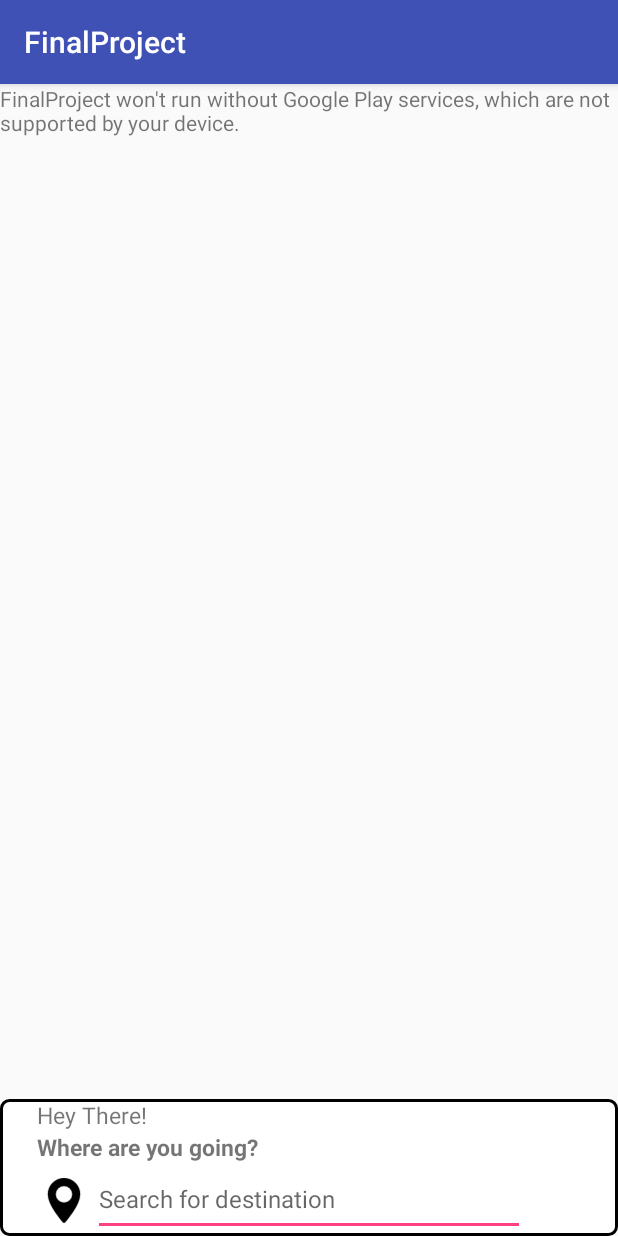
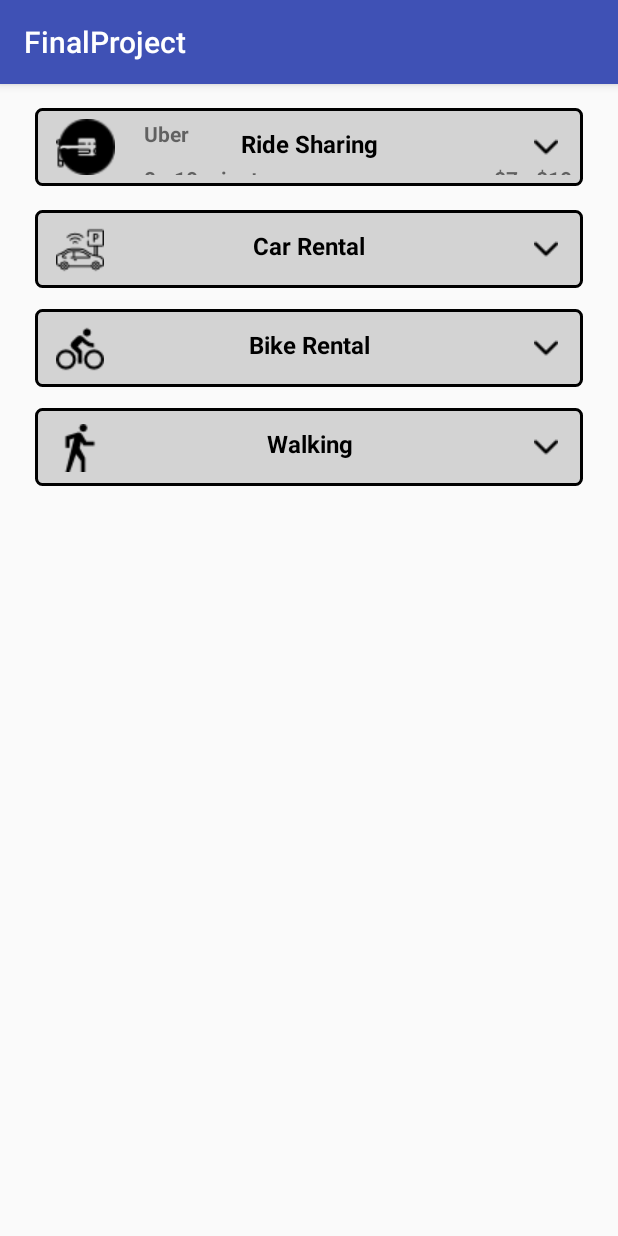
Before and after one commit to BorjaGD94/FinalProject, an Android app: the screen it shows after launch (MainActivity before the commit, ServicesActivity after it), on a phone screen of 412 x 824 dp. Run offline under Robolectric (Android 15) with nearby library versions, the phone set to English and light mode, and no system bars.

Commit message:
Address working!!

```diff
--- a/app/src/main/AndroidManifest.xml
+++ b/app/src/main/AndroidManifest.xml
@@ -18,7 +18,7 @@
             android:name="org.apache.http.legacy"
             android:required="false" />
 
-        <activity android:name=".MainActivity">
+        <activity android:name=".ServicesActivity">
             <intent-filter>
                 <action android:name="android.intent.action.MAIN" />
 
@@ -31,7 +31,7 @@
             android:value="AIzaSyBl5T6cMmQC0Zxi8rY1lXW1KH2sFJkCb6Y" />
 
         <activity android:name=".SearchActivity" />
-        <activity android:name=".ServicesActivity"></activity>
+        <activity android:name=".MainActivity"></activity>
     </application>
 
 </manifest>
--- /dev/null
+++ b/app/src/main/java/com/example/borja/finalproject/CustomAdapter.java
@@ -0,0 +1,71 @@
+package com.example.borja.finalproject;
+
+import android.content.Context;
+import android.support.annotation.NonNull;
+import android.support.annotation.Nullable;
+import android.view.LayoutInflater;
+import android.view.View;
+import android.view.ViewGroup;
+import android.widget.ArrayAdapter;
+import android.widget.ImageView;
+import android.widget.TextView;
+
+public class CustomAdapter extends ArrayAdapter<String> {
+
+    int[] spinnerIcons;
+    String[] spinnerNames;
+    String[] spinnerTimes;
+    String[] spinnerPrices;
+    Context mContext;
+
+    public CustomAdapter(@NonNull Context context, String[] serviceNames, int[] serviceIcons, String[] serviceTimes, String[] servicePrices) {
+        super(context, R.layout.custom_spinner_layout);
+        this.spinnerIcons = serviceIcons;
+        this.spinnerNames = serviceNames;
+        this.spinnerTimes = serviceTimes;
+        this.spinnerPrices = servicePrices;
+        this.mContext = context;
+    }
+
+    @Override
+    public int getCount() {
+        return spinnerNames.length;
+    }
+
+    @NonNull
+    @Override
+    public View getView(int position, @Nullable View convertView, @NonNull ViewGroup parent) {
+        ViewHolder mViewHolder = new ViewHolder();
+        if (convertView == null) {
+            LayoutInflater mInflater = (LayoutInflater) mContext.
+                    getSystemService(Context.LAYOUT_INFLATER_SERVICE);
+            convertView = mInflater.inflate(R.layout.custom_spinner_layout, parent, false);
+            mViewHolder.mIcon = (ImageView) convertView.findViewById(R.id.serviceIcon);
+            mViewHolder.mName = (TextView) convertView.findViewById(R.id.serviceName);
+            mViewHolder.mTime = (TextView) convertView.findViewById(R.id.waitingTime);
+            mViewHolder.mPrice = (TextView) convertView.findViewById(R.id.priceEstimate);
+            convertView.setTag(mViewHolder);
+        } else {
+            mViewHolder = (ViewHolder) convertView.getTag();
+        }
+        mViewHolder.mIcon.setImageResource(spinnerIcons[position]);
+        mViewHolder.mName.setText(spinnerNames[position]);
+        mViewHolder.mTime.setText(spinnerTimes[position]);
+        mViewHolder.mPrice.setText(spinnerPrices[position]);
+
+        return convertView;
+    }
+
+    @Override
+    public View getDropDownView(int position, @Nullable View convertView, @NonNull ViewGroup parent) {
+        return getView(position, convertView, parent);
+    }
+
+
+    private static class ViewHolder {
+        ImageView mIcon;
+        TextView mName;
+        TextView mTime;
+        TextView mPrice;
+    }
+}
--- a/app/src/main/java/com/example/borja/finalproject/GoogleGeoCodeResponse.java
+++ b/app/src/main/java/com/example/borja/finalproject/GoogleGeoCodeResponse.java
@@ -1,4 +1,5 @@
 package com.example.borja.finalproject;
+
 
 import com.fasterxml.jackson.annotation.JsonIgnoreProperties;
 
@@ -24,6 +25,7 @@ class results{
 }
 
 class geometry{
+
     public bounds bounds;
     public String location_type ;
     public location location;
--- a/app/src/main/java/com/example/borja/finalproject/ServicesActivity.java
+++ b/app/src/main/java/com/example/borja/finalproject/ServicesActivity.java
@@ -1,7 +1,8 @@
 package com.example.borja.finalproject;
 
+import android.os.Bundle;
 import android.support.v7.app.AppCompatActivity;
-import android.os.Bundle;
+import android.widget.Spinner;
 
 public class ServicesActivity extends AppCompatActivity {
 
@@ -9,5 +10,31 @@ public class ServicesActivity extends AppCompatActivity {
     protected void onCreate(Bundle savedInstanceState) {
         super.onCreate(savedInstanceState);
         setContentView(R.layout.activity_services);
+
+        String[] spinnerNames;
+        String[] emptyName = new String[]{""};;
+        String[] spinnerTimes;
+        String[] emptyTime = new String[]{""};
+        String[] spinnerPrices;
+        String[] emptyPrice = new String[]{""};
+        int[] spinnerIcons;
+        int[] emptyIcon = new int[]{R.drawable.empty};
+        Spinner mSpinner;
+        boolean isUserInteracting = false;
+
+        mSpinner = (Spinner) findViewById(R.id.spinner);
+
+        spinnerNames = new String[]{"Uber", "Lyft", "Via"};
+        spinnerTimes = new String[]{"8 - 10 minutes", "8 - 10 minutes", "8 - 10 minutes"};
+        spinnerPrices = new String[]{"$7 - $10",  "$6 - $10,5", "$5 - $9,6"};
+        spinnerIcons = new int[]{R.drawable.uber_32
+                , R.drawable.lyft_32
+                , R.drawable.via_32 };
+
+        CustomAdapter mCustomAdapter = new CustomAdapter(ServicesActivity.this, spinnerNames, spinnerIcons, spinnerTimes, spinnerPrices);
+        mSpinner.setAdapter(mCustomAdapter);
+
+        //mSpinner.setAdapter(new CustomAdapter(ServicesActivity.this, emptyName, emptyIcon, emptyTime, emptyPrice));
+
     }
 }
--- a/app/src/main/res/layout/activity_services.xml
+++ b/app/src/main/res/layout/activity_services.xml
@@ -8,18 +8,21 @@
 
     <Spinner
         android:id="@+id/spinner"
+        android:overlapAnchor="false"
         android:layout_width="0dp"
         android:layout_height="52dp"
         android:layout_marginEnd="23dp"
         android:layout_marginStart="23dp"
         android:layout_marginTop="16dp"
         android:background="@drawable/spinner_layout"
+        android:contextClickable="false"
         app:layout_constraintEnd_toEndOf="parent"
         app:layout_constraintStart_toStartOf="parent"
         app:layout_constraintTop_toTopOf="parent" />
 
     <Spinner
         android:id="@+id/spinner2"
+        android:overlapAnchor="false"
         android:layout_width="0dp"
         android:layout_height="52dp"
         android:layout_marginEnd="23dp"
@@ -33,6 +36,7 @@
 
     <Spinner
         android:id="@+id/spinner3"
+        android:overlapAnchor="false"
         android:layout_width="0dp"
         android:layout_height="52dp"
         android:layout_marginEnd="23dp"
@@ -46,6 +50,7 @@
 
     <Spinner
         android:id="@+id/spinner5"
+        android:overlapAnchor="false"
         android:layout_width="0dp"
         android:layout_height="52dp"
         android:layout_marginEnd="23dp"
@@ -61,6 +66,10 @@
         android:id="@+id/textView3"
         android:layout_width="153dp"
         android:layout_height="27dp"
+        app:layout_constraintBottom_toBottomOf="@+id/spinner5"
+        app:layout_constraintLeft_toLeftOf="parent"
+        app:layout_constraintRight_toRightOf="parent"
+        app:layout_constraintTop_toTopOf="@+id/spinner5"
         android:text="Walking"
         android:textAlignment="center"
         android:textColor="@android:color/black"
@@ -73,6 +82,10 @@
         android:id="@+id/textView8"
         android:layout_width="153dp"
         android:layout_height="27dp"
+        app:layout_constraintBottom_toBottomOf="@+id/spinner3"
+        app:layout_constraintLeft_toLeftOf="parent"
+        app:layout_constraintRight_toRightOf="parent"
+        app:layout_constraintTop_toTopOf="@+id/spinner3"
         android:text="Bike Rental"
         android:textAlignment="center"
         android:textColor="@android:color/black"
@@ -85,6 +98,10 @@
         android:id="@+id/textView7"
         android:layout_width="153dp"
         android:layout_height="27dp"
+        app:layout_constraintBottom_toBottomOf="@+id/spinner2"
+        app:layout_constraintLeft_toLeftOf="parent"
+        app:layout_constraintRight_toRightOf="parent"
+        app:layout_constraintTop_toTopOf="@+id/spinner2"
         android:text="Car Rental"
         android:textAlignment="center"
         android:textColor="@android:color/black"
@@ -97,6 +114,10 @@
         android:id="@+id/textView6"
         android:layout_width="153dp"
         android:layout_height="27dp"
+        app:layout_constraintBottom_toBottomOf="@+id/spinner"
+        app:layout_constraintLeft_toLeftOf="parent"
+        app:layout_constraintRight_toRightOf="parent"
+        app:layout_constraintTop_toTopOf="@+id/spinner"
         android:text="Ride Sharing"
         android:textAlignment="center"
         android:textColor="@android:color/black"
--- /dev/null
+++ b/app/src/main/res/layout/custom_spinner_layout.xml
@@ -0,0 +1,45 @@
+<?xml version="1.0" encoding="utf-8"?>
+<RelativeLayout xmlns:android="http://schemas.android.com/apk/res/android"
+xmlns:app="http://schemas.android.com/apk/res-auto"
+android:layout_width="match_parent"
+android:layout_height="match_parent">
+
+    <ImageView
+        android:id="@+id/serviceIcon"
+        android:layout_width="65dp"
+        android:layout_height="65dp"
+        android:padding="5dp"
+        app:srcCompat="@mipmap/ic_launcher" />
+
+    <TextView
+        android:id="@+id/serviceName"
+        android:layout_width="wrap_content"
+        android:layout_height="wrap_content"
+        android:layout_alignParentTop="true"
+        android:layout_toEndOf="@+id/serviceIcon"
+        android:padding="5dp"
+        android:text="TextView"
+        android:textStyle="bold" />
+
+    <TextView
+        android:id="@+id/waitingTime"
+        android:layout_width="wrap_content"
+        android:layout_height="wrap_content"
+        android:layout_below="@+id/serviceName"
+        android:layout_toEndOf="@+id/serviceIcon"
+        android:padding="5dp"
+        android:text="TextView"
+        android:textStyle="bold" />
+
+    <TextView
+        android:id="@+id/priceEstimate"
+        android:layout_width="wrap_content"
+        android:layout_height="wrap_content"
+        android:layout_alignParentEnd="true"
+        android:layout_below="@+id/serviceName"
+        android:padding="5dp"
+        android:text="TextView"
+        android:textStyle="bold" />
+
+
+</RelativeLayout>
--- a/app/src/main/res/values/colors.xml
+++ b/app/src/main/res/values/colors.xml
@@ -3,4 +3,5 @@
     <color name="colorPrimary">#3F51B5</color>
     <color name="colorPrimaryDark">#303F9F</color>
     <color name="colorAccent">#FF4081</color>
+    <color name="transparent">#00FFFFFF</color>
 </resources>
```
Also changed, not shown: app/src/main/res/drawable/empty.png (added), app/src/main/res/drawable/lyft_32.png (added), app/src/main/res/drawable/uber_32.png (added), app/src/main/res/drawable/via_32.png (added).
